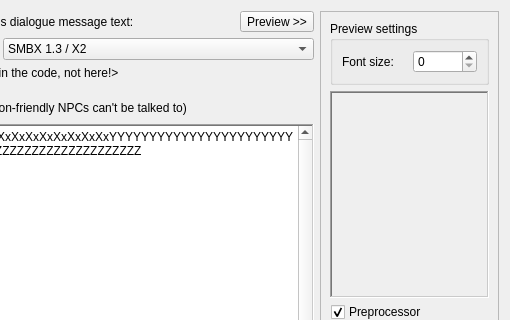
The window that Editor/editing/_scenes/level/itemmsgbox.ui (WohlSoft/Moondust-Project) describes before a commit, drawn with Qt 5; both pictures show x 90 to 600 and y 0 to 320 of the 600 by 446 pixel window.
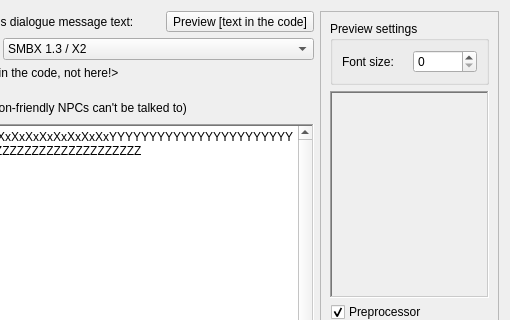
The same window after the commit. Icons and pictures are not drawn. Custom widgets are drawn as their Qt base class.

Patch:
```diff
--- a/Editor/editing/_scenes/level/itemmsgbox.ui
+++ b/Editor/editing/_scenes/level/itemmsgbox.ui
@@ -223,7 +223,7 @@
       <string>Show/Hide the message box preview area</string>
      </property>
      <property name="text">
-      <string>Preview &gt;&gt;</string>
+      <string notr="true">Preview [text in the code]</string>
      </property>
      <property name="checkable">
       <bool>true</bool>
```
Left out of the diff: 4 changed lines with no effect on the pictures.
